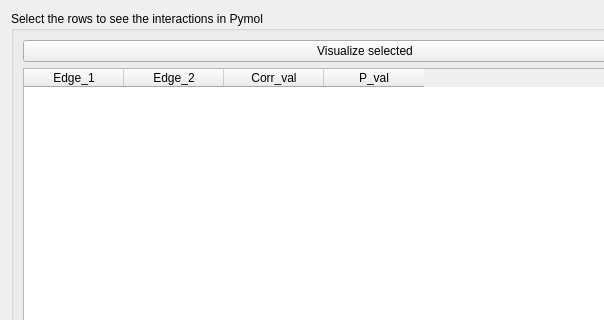
Qt form correlated.ui (BioComputingUP/ring-pymol) before a commit; both pictures show x 0 to 604 and y 0 to 320 of the 730 by 443 pixel window.
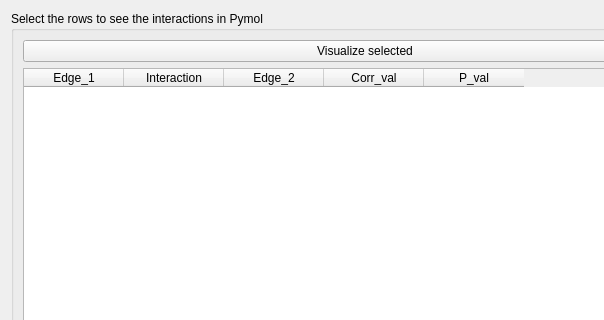
The same form after that commit.

The edit to the form file:
```diff
--- a/correlated.ui
+++ b/correlated.ui
@@ -60,7 +60,7 @@
          </sizepolicy>
         </property>
         <property name="styleSheet">
-         <string notr="true">QTableWidget::item:selected{ background-color: rgb(140, 167, 183);
+         <string notr="true">QTableWidget::item:selected{ background-color: rgb(137, 137, 235);
                                      color: white; }
                                  </string>
         </property>
@@ -84,6 +84,11 @@
           <string>Edge_1</string>
          </property>
         </column>
+        <column>
+         <property name="text">
+          <string>Interaction</string>
+         </property>
+        </column>
         <column>
          <property name="text">
           <string>Edge_2</string>
```
